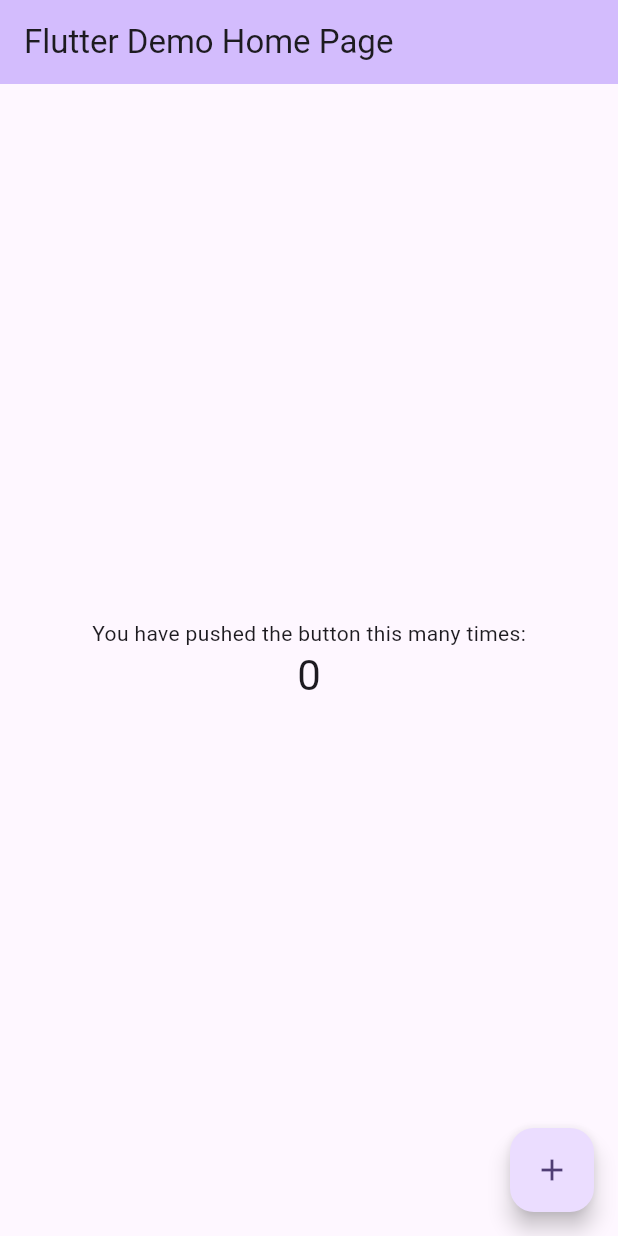
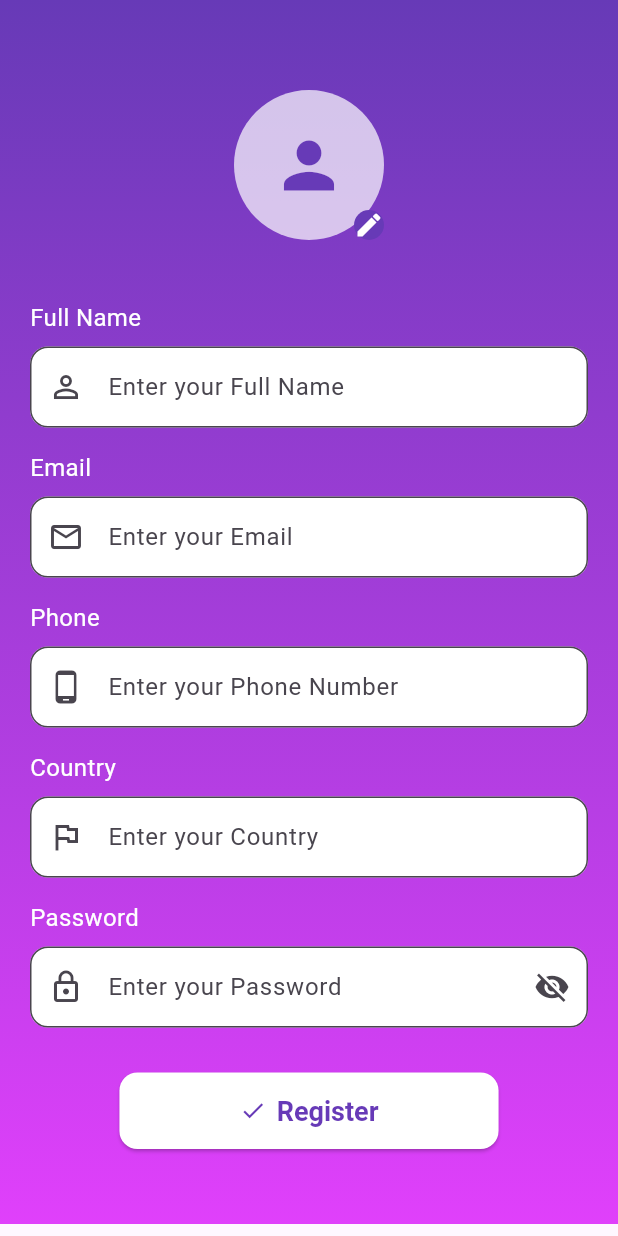
Before and after one commit to Hadi-Yaghi/Registration-page, a Flutter app: the screen it shows after launch, on a phone screen of 412 x 824 dp. Run offline on Flutter 3.47's test engine with Material 3 defaults, Android fonts, the light colour scheme and no system bars.

Commit message:
Design Registration Page

```diff
--- a/lib/main.dart
+++ b/lib/main.dart
@@ -4,49 +4,36 @@
   runApp(const MyApp());
 }
 
+// The root widget of the app
 class MyApp extends StatelessWidget {
   const MyApp({super.key});
 
-  // This widget is the root of your application.
   @override
   Widget build(BuildContext context) {
     return MaterialApp(
-      title: 'Flutter Demo',
+      debugShowCheckedModeBanner: false, // remove the debug banner
+      title: 'Flutter Registration Demo',
       theme: ThemeData(
-        // This is the theme of your application.
-        //
-        // TRY THIS: Try running your application with "flutter run". You'll see
-        // the application has a purple toolbar. Then, without quitting the app,
-        // try changing the seedColor in the colorScheme below to Colors.green
-        // and then invoke "hot reload" (save your changes or press the "hot
-        // reload" button in a Flutter-supported IDE, or press "r" if you used
-        // the command line to start the app).
-        //
-        // Notice that the counter didn't reset back to zero; the application
-        // state is not lost during the reload. To reset the state, use hot
-        // restart instead.
-        //
-        // This works for code too, not just values: Most code changes can be
-        // tested with just a hot reload.
+        // Set theme colors
         colorScheme: ColorScheme.fromSeed(seedColor: Colors.deepPurple),
+        // Default style for text fields
+        inputDecorationTheme: const InputDecorationTheme(
+          filled: true, // background fill
+          fillColor: Colors.white,
+          contentPadding: EdgeInsets.symmetric(vertical: 15, horizontal: 20),
+          border: OutlineInputBorder(
+            borderRadius: BorderRadius.all(Radius.circular(12)), // rounded corners
+          ),
+        ),
       ),
-      home: const MyHomePage(title: 'Flutter Demo Home Page'),
+      home: const MyHomePage(title: 'Registration Page'),
     );
   }
 }
 
+// Stateful widget because we need to change password visibility
 class MyHomePage extends StatefulWidget {
   const MyHomePage({super.key, required this.title});
-
-  // This widget is the home page of your application. It is stateful, meaning
-  // that it has a State object (defined below) that contains fields that affect
-  // how it looks.
-
-  // This class is the configuration for the state. It holds the values (in this
-  // case the title) provided by the parent (in this case the App widget) and
-  // used by the build method of the State. Fields in a Widget subclass are
-  // always marked "final".
-
   final String title;
 
   @override
@@ -54,69 +41,168 @@
 }
 
 class _MyHomePageState extends State<MyHomePage> {
-  int _counter = 0;
-
-  void _incrementCounter() {
-    setState(() {
-      // This call to setState tells the Flutter framework that something has
-      // changed in this State, which causes it to rerun the build method below
-      // so that the display can reflect the updated values. If we changed
-      // _counter without calling setState(), then the build method would not be
-      // called again, and so nothing would appear to happen.
-      _counter++;
-    });
-  }
+  // Variable to toggle password visibility
+  bool _obscurePassword = true;
 
   @override
   Widget build(BuildContext context) {
-    // This method is rerun every time setState is called, for instance as done
-    // by the _incrementCounter method above.
-    //
-    // The Flutter framework has been optimized to make rerunning build methods
-    // fast, so that you can just rebuild anything that needs updating rather
-    // than having to individually change instances of widgets.
     return Scaffold(
-      appBar: AppBar(
-        // TRY THIS: Try changing the color here to a specific color (to
-        // Colors.amber, perhaps?) and trigger a hot reload to see the AppBar
-        // change color while the other colors stay the same.
-        backgroundColor: Theme.of(context).colorScheme.inversePrimary,
-        // Here we take the value from the MyHomePage object that was created by
-        // the App.build method, and use it to set our appbar title.
-        title: Text(widget.title),
-      ),
-      body: Center(
-        // Center is a layout widget. It takes a single child and positions it
-        // in the middle of the parent.
-        child: Column(
-          // Column is also a layout widget. It takes a list of children and
-          // arranges them vertically. By default, it sizes itself to fit its
-          // children horizontally, and tries to be as tall as its parent.
-          //
-          // Column has various properties to control how it sizes itself and
-          // how it positions its children. Here we use mainAxisAlignment to
-          // center the children vertically; the main axis here is the vertical
-          // axis because Columns are vertical (the cross axis would be
-          // horizontal).
-          //
-          // TRY THIS: Invoke "debug painting" (choose the "Toggle Debug Paint"
-          // action in the IDE, or press "p" in the console), to see the
-          // wireframe for each widget.
-          mainAxisAlignment: MainAxisAlignment.center,
-          children: <Widget>[
-            const Text('You have pushed the button this many times:'),
-            Text(
-              '$_counter',
-              style: Theme.of(context).textTheme.headlineMedium,
-            ),
-          ],
+      // Background with gradient
+      body: Container(
+        padding: const EdgeInsets.symmetric(horizontal: 20),
+        decoration: const BoxDecoration(
+          gradient: LinearGradient(
+            colors: [Colors.deepPurple, Colors.purpleAccent],
+            begin: Alignment.topCenter,
+            end: Alignment.bottomCenter,
+          ),
+        ),
+        child: SingleChildScrollView(
+          // Allows scrolling when keyboard is open
+          child: Column(
+            crossAxisAlignment: CrossAxisAlignment.start,
+            children: [
+              const SizedBox(height: 60),
+
+              // Profile picture placeholder
+              Center(
+                child: Stack(
+                  children: [
+                    const CircleAvatar(
+                      radius: 50,
+                      backgroundColor: Colors.white70,
+                      child: Icon(
+                        Icons.person,
+                        size: 50,
+                        color: Colors.deepPurple,
+                      ),
+                    ),
+                    // Small edit icon on profile
+                    Positioned(
+                      bottom: 0,
+                      right: 0,
+                      child: Container(
+                        decoration: const BoxDecoration(
+                          shape: BoxShape.circle,
+                          color: Colors.deepPurple,
+                        ),
+                        child: const Icon(
+                          Icons.edit,
+                          color: Colors.white,
+                          size: 20,
+                        ),
+                      ),
+                    )
+                  ],
+                ),
+              ),
+              const SizedBox(height: 40),
+
+              // Full Name Field
+              const Text("Full Name",
+                  style: TextStyle(color: Colors.white, fontSize: 16)),
+              const SizedBox(height: 8),
+              const TextField(
+                decoration: InputDecoration(
+                  hintText: "Enter your Full Name",
+                  prefixIcon: Icon(Icons.person_outline), // icon
+                ),
+              ),
+              const SizedBox(height: 15),
+
+              // Email Field
+              const Text("Email",
+                  style: TextStyle(color: Colors.white, fontSize: 16)),
+              const SizedBox(height: 8),
+              const TextField(
+                decoration: InputDecoration(
+                  hintText: "Enter your Email",
+                  prefixIcon: Icon(Icons.email_outlined), // icon
+                ),
+              ),
+              const SizedBox(height: 15),
+
+              // Phone Field
+              const Text("Phone",
+                  style: TextStyle(color: Colors.white, fontSize: 16)),
+              const SizedBox(height: 8),
+              const TextField(
+                decoration: InputDecoration(
+                  hintText: "Enter your Phone Number",
+                  prefixIcon: Icon(Icons.phone_android), // icon
+                ),
+              ),
+              const SizedBox(height: 15),
+
+              // Country Field
+              const Text("Country",
+                  style: TextStyle(color: Colors.white, fontSize: 16)),
+              const SizedBox(height: 8),
+              const TextField(
+                decoration: InputDecoration(
+                  hintText: "Enter your Country",
+                  prefixIcon: Icon(Icons.flag_outlined), // icon
+                ),
+              ),
+              const SizedBox(height: 15),
+
+              // Password Field with show/hide
+              const Text("Password",
+                  style: TextStyle(color: Colors.white, fontSize: 16)),
+              const SizedBox(height: 8),
+              TextField(
+                obscureText: _obscurePassword, // hide/show password
+                decoration: InputDecoration(
+                  hintText: "Enter your Password",
+                  prefixIcon: const Icon(Icons.lock_outline),
+                  // Eye button to toggle visibility
+                  suffixIcon: IconButton(
+                    icon: Icon(
+                      _obscurePassword
+                          ? Icons.visibility_off
+                          : Icons.visibility,
+                    ),
+                    onPressed: () {
+                      setState(() {
+                        _obscurePassword = !_obscurePassword; // toggle
+                      });
+                    },
+                  ),
+                ),
+              ),
+              const SizedBox(height: 30),
+
+              // Register Button
+              Center(
+                child: ElevatedButton.icon(
+                  onPressed: () {
+                    // Here you will handle registration logic (send to DB or Firebase)
+                    ScaffoldMessenger.of(context).showSnackBar(
+                      const SnackBar(content: Text("Register button pressed")),
+                    );
+                  },
+                  icon: const Icon(Icons.check),
+                  label: const Text("Register"),
+                  style: ElevatedButton.styleFrom(
+                    padding: const EdgeInsets.symmetric(
+                        horizontal: 80, vertical: 15),
+                    shape: RoundedRectangleBorder(
+                      borderRadius: BorderRadius.circular(12),
+                    ),
+                    backgroundColor: Colors.white,
+                    foregroundColor: Colors.deepPurple,
+                    textStyle: const TextStyle(
+                      fontSize: 18,
+                      fontWeight: FontWeight.bold,
+                    ),
+                  ),
+                ),
+              ),
+              const SizedBox(height: 50),
+            ],
+          ),
         ),
       ),
-      floatingActionButton: FloatingActionButton(
-        onPressed: _incrementCounter,
-        tooltip: 'Increment',
-        child: const Icon(Icons.add),
-      ), // This trailing comma makes auto-formatting nicer for build methods.
     );
   }
 }
```
